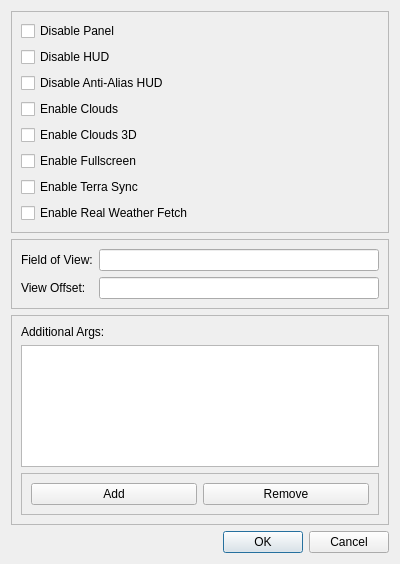
Before: the Qt Designer form fgo/ui/CustomSettingsDialog.ui in cgspeck/fg-orchestrator, drawn with Qt 5.
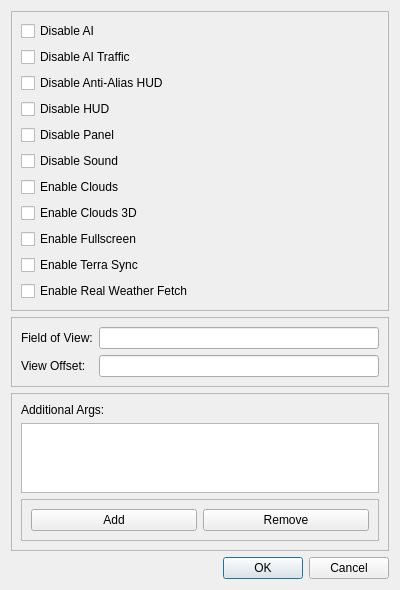
After: the same form once the commit is applied.

```diff
--- a/fgo/ui/CustomSettingsDialog.ui
+++ b/fgo/ui/CustomSettingsDialog.ui
@@ -24,16 +24,16 @@
      </property>
      <layout class="QVBoxLayout" name="verticalLayout_2">
       <item>
-       <widget class="QCheckBox" name="cbDisablePanel">
+       <widget class="QCheckBox" name="cbDisableAI">
         <property name="text">
-         <string>Disable Panel</string>
+         <string>Disable AI</string>
         </property>
        </widget>
       </item>
       <item>
-       <widget class="QCheckBox" name="cbDisableHUD">
+       <widget class="QCheckBox" name="cbDisableAITraffic">
         <property name="text">
-         <string>Disable HUD</string>
+         <string>Disable AI Traffic</string>
         </property>
        </widget>
       </item>
@@ -44,6 +44,27 @@
         </property>
        </widget>
       </item>
+      <item>
+       <widget class="QCheckBox" name="cbDisableHUD">
+        <property name="text">
+         <string>Disable HUD</string>
+        </property>
+       </widget>
+      </item>
+      <item>
+       <widget class="QCheckBox" name="cbDisablePanel">
+        <property name="text">
+         <string>Disable Panel</string>
+        </property>
+       </widget>
+      </item>
+      <item>
+       <widget class="QCheckBox" name="cbDisableSound">
+        <property name="text">
+         <string>Disable Sound</string>
+        </property>
+       </widget>
+      </item>
       <item>
        <widget class="QCheckBox" name="cbEnableClouds">
         <property name="text">
```
